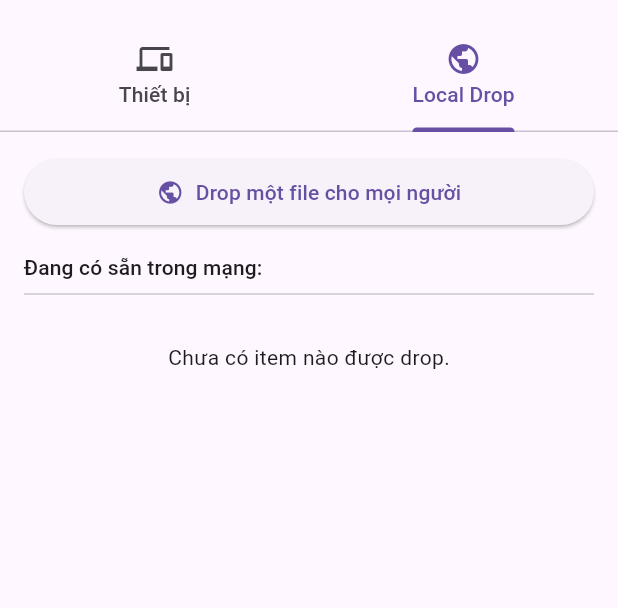
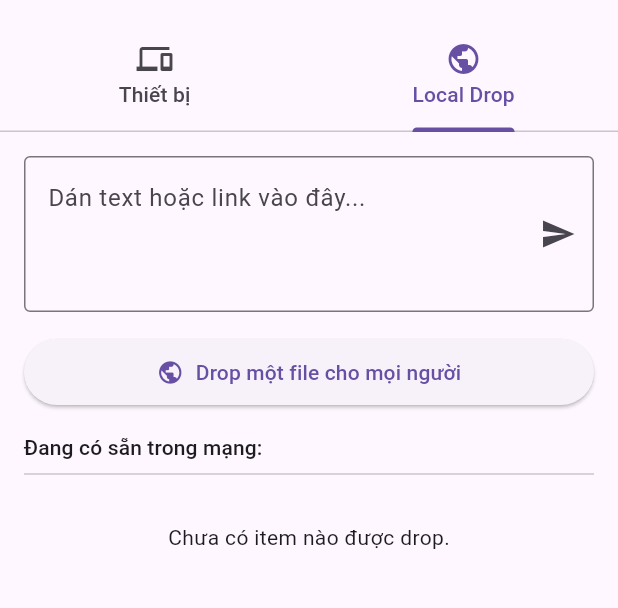
Before and after one commit to Jaxieee2125/quicksender, a Flutter app: the screen it shows after launch, tab 2 chosen, on a phone screen of 412 x 824 dp, the part 63-671 px from its top. Run offline on Flutter 3.47's test engine with Material 3 defaults, Android fonts, the light colour scheme and no system bars; our stand-ins replace audioplayers, drift, equatable, file_picker, flutter_riverpod; missing offline and left inert: disk_space_2, flutter_file_dialog, flutter_multicast_lock; accounts and stored records are empty; generated files the repository leaves out were written again.

Commit message:
update localdrop, update user UI

```diff
--- a/lib/src/core/enums/enums.dart
+++ b/lib/src/core/enums/enums.dart
@@ -1,5 +1,5 @@
 // lib/src/core/enums/enums.dart
-enum TransferStatus { pending, accepted, declined, transferring, paused, completed, failed }
+enum TransferStatus { pending, accepted, declined, transferring, paused, completed, failed, connecting }
 enum TransferType { send, receive }
 enum MessageType { presence, transferRequest, dropItem, dropItemExpired, transferResponse, pauseTransfer, resumeTransfer }
 enum ItemType { text, file }
--- /dev/null
+++ b/lib/src/core/events/transfer_events.dart
@@ -0,0 +1,26 @@
+// lib/src/core/events/transfer_events.dart
+
+/// Lớp cha cho tất cả các sự kiện liên quan đến truyền file.
+abstract class TransferEvent {}
+
+/// Sự kiện được phát ra khi checksum không khớp.
+class ChecksumMismatchEvent extends TransferEvent {
+  final String fileName;
+  ChecksumMismatchEvent(this.fileName);
+}
+
+/// Sự kiện được phát ra khi không đủ dung lượng lưu trữ.
+class NotEnoughSpaceEvent extends TransferEvent {
+  final double requiredSpaceMB;
+  final double freeSpaceMB;
+  NotEnoughSpaceEvent(this.requiredSpaceMB, this.freeSpaceMB);
+}
+
+/// Sự kiện được phát ra khi kết nối để resume bị thất bại (timeout).
+class ResumeFailedEvent extends TransferEvent {}
+
+/// Một sự kiện chung cho các lỗi không xác định.
+class GenericErrorEvent extends TransferEvent {
+  final String message;
+  GenericErrorEvent(this.message);
+}
--- a/lib/src/presentation/widgets/local_drop_area.dart
+++ b/lib/src/presentation/widgets/local_drop_area.dart
@@ -7,11 +7,23 @@
 import 'package:quicksender/src/presentation/providers/drop_providers.dart';
 import 'dart:async'; // Cần cho Timer
 
-class LocalDropArea extends ConsumerWidget {
+class LocalDropArea extends ConsumerStatefulWidget { // Chuyển thành StatefulWidget
   const LocalDropArea({super.key});
+  @override
+  ConsumerState<LocalDropArea> createState() => _LocalDropAreaState();
+}
+
+class _LocalDropAreaState extends ConsumerState<LocalDropArea> {
+  final _textController = TextEditingController();
 
   @override
-  Widget build(BuildContext context, WidgetRef ref) {
+  void dispose() {
+    _textController.dispose();
+    super.dispose();
+  }
+
+  @override
+  Widget build(BuildContext context) {
     final dropService = ref.watch(localDropServiceProvider);
     final items = dropService.availableItems;
 
@@ -20,6 +32,28 @@
       child: Column(
         crossAxisAlignment: CrossAxisAlignment.stretch,
         children: [
+          TextField(
+            controller: _textController,
+            maxLines: 3,
+            decoration: InputDecoration(
+              hintText: 'Dán text hoặc link vào đây...',
+              border: const OutlineInputBorder(),
+              suffixIcon: IconButton(
+                icon: const Icon(Icons.send),
+                tooltip: 'Drop Text',
+                onPressed: () {
+                  final text = _textController.text.trim();
+                  if (text.isNotEmpty) {
+                    ref.read(localDropServiceProvider).dropText(text);
+                    _textController.clear();
+                    // Ẩn bàn phím
+                    FocusScope.of(context).unfocus();
+                  }
+                },
+              ),
+            ),
+          ),
+          const SizedBox(height: 16),
           ElevatedButton.icon(
             style: ElevatedButton.styleFrom(
               padding: const EdgeInsets.symmetric(vertical: 12),
--- a/pubspec.yaml
+++ b/pubspec.yaml
@@ -50,6 +50,7 @@
   audioplayers: ^6.5.1
   crypto: ^3.0.7
   saf_stream: ^0.12.3
+  disk_space_2: ^1.0.11
 
 dev_dependencies:
   flutter_test:
```
Also changed, not shown: lib/src/core/utils/dialogs.dart (+7 -2 lines), lib/src/domain/services/file_transfer_service.dart (+24 -1 lines), lib/src/domain/services/local_drop_service.dart (+83 -13 lines), lib/src/presentation/screens/home_screen.dart (+38 -6 lines), lib/src/presentation/widgets/active_transfers_list.dart (+77 -36 lines), pubspec.lock, 6 other files.
